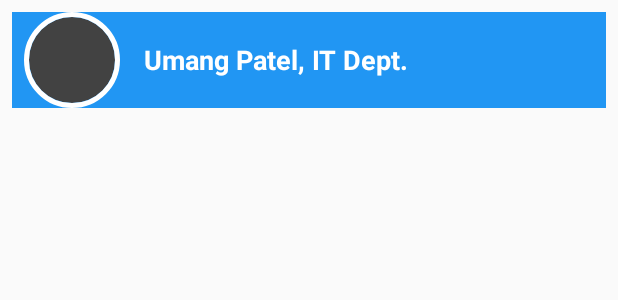
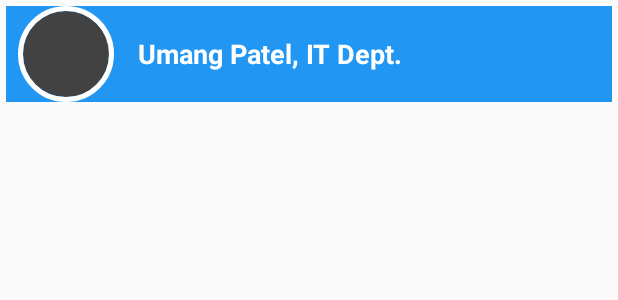
Before and after one commit to yasheth/Vrund, an Android app: the layout app_team_member.xml on its own in the app's theme, with its tools: preview values and no code run, on a phone screen of 412 x 824 dp. Shown: the top 300 px of the screen. Run offline under Robolectric (Android 15) with nearby library versions, the phone set to English and light mode, and no system bars.

Commit message:
Nearly Final

```diff
--- a/app/src/main/java/charusat/vrund/Login.java
+++ b/app/src/main/java/charusat/vrund/Login.java
@@ -68,7 +68,7 @@ public class Login extends AppCompatActivity {
                         mobile.setError("Field is Empty");
                     }
                     if(flag == 0 && isNetworkAvailable()){
-                        progressDialog.setMessage("Registering. Please Wait...");
+                        progressDialog.setMessage("Logging In. Please Wait...");
                         progressDialog.show();
 
 
--- a/app/src/main/res/layout/app_team_member.xml
+++ b/app/src/main/res/layout/app_team_member.xml
@@ -4,7 +4,7 @@
     xmlns:tools="http://schemas.android.com/tools"
     android:layout_width="match_parent"
     android:layout_height="wrap_content"
-    android:layout_margin="8dp"
+    android:layout_margin="4dp"
     android:orientation="horizontal"
     tools:background="@color/colorPrimary">
 
```
Also changed, not shown: app/build.gradle (+7 -1 lines), app/src/main/java/charusat/vrund/MainActivity.java (+8 -3 lines).
